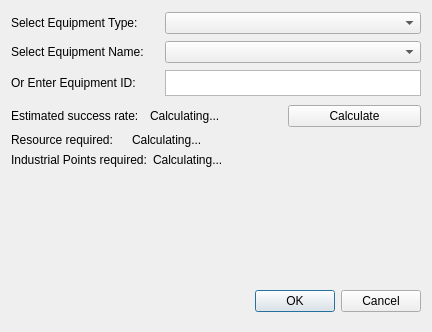
Old version of the form FleetMemories/ClientGUI/ui/factory/developwindow.ui in the repository ibicdlcod/GuoMuoRuoProject.
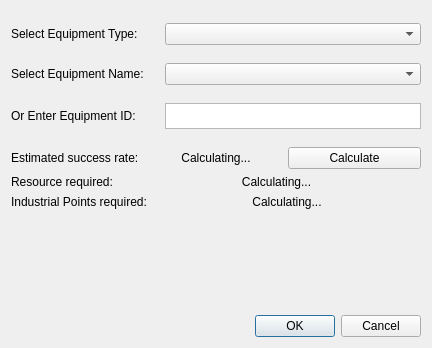
New version of the form.

The edit to the form file:
```diff
--- a/FleetMemories/ClientGUI/ui/factory/developwindow.ui
+++ b/FleetMemories/ClientGUI/ui/factory/developwindow.ui
@@ -7,7 +7,7 @@
     <x>0</x>
     <y>0</y>
     <width>432</width>
-    <height>332</height>
+    <height>348</height>
    </rect>
   </property>
   <property name="windowTitle">
@@ -111,6 +111,9 @@
        <property name="text">
         <string id="dev-calculating">Calculating...</string>
        </property>
+       <property name="alignment">
+        <set>Qt::AlignCenter</set>
+       </property>
       </widget>
      </item>
      <item>
@@ -151,6 +154,9 @@
        <property name="text">
         <string id="dev-calculating">Calculating...</string>
        </property>
+       <property name="alignment">
+        <set>Qt::AlignCenter</set>
+       </property>
       </widget>
      </item>
     </layout>
@@ -184,6 +190,9 @@
        <property name="text">
         <string id="buy-calculating">Calculating...</string>
        </property>
+       <property name="alignment">
+        <set>Qt::AlignCenter</set>
+       </property>
       </widget>
      </item>
     </layout>
@@ -194,54 +203,22 @@
       <enum>Qt::Orientation::Vertical</enum>
      </property>
      <property name="sizeType">
-      <enum>QSizePolicy::Policy::Minimum</enum>
+      <enum>QSizePolicy::MinimumExpanding</enum>
      </property>
      <property name="sizeHint" stdset="0">
       <size>
-       <width>20</width>
-       <height>108</height>
+       <width>108</width>
+       <height>100</height>
       </size>
      </property>
     </spacer>
    </item>
    <item>
-    <layout class="QHBoxLayout" name="horizontalLayout">
-     <item>
-      <spacer name="horizontalSpacer">
-       <property name="orientation">
-        <enum>Qt::Orientation::Horizontal</enum>
-       </property>
-       <property name="sizeHint" stdset="0">
-        <size>
-         <width>168</width>
-         <height>20</height>
-        </size>
-       </property>
-      </spacer>
-     </item>
-     <item>
-      <widget class="QDialogButtonBox" name="buttonBox">
-       <property name="sizePolicy">
-        <sizepolicy hsizetype="Expanding" vsizetype="Preferred">
-         <horstretch>0</horstretch>
-         <verstretch>5</verstretch>
-        </sizepolicy>
-       </property>
-       <property name="minimumSize">
-        <size>
-         <width>0</width>
-         <height>40</height>
-        </size>
-       </property>
-       <property name="orientation">
-        <enum>Qt::Orientation::Horizontal</enum>
-       </property>
-       <property name="standardButtons">
-        <set>QDialogButtonBox::StandardButton::Cancel|QDialogButtonBox::StandardButton::Ok</set>
-       </property>
-      </widget>
-     </item>
-    </layout>
+    <widget class="QDialogButtonBox" name="buttonBox">
+     <property name="standardButtons">
+      <set>QDialogButtonBox::Cancel|QDialogButtonBox::Ok</set>
+     </property>
+    </widget>
    </item>
   </layout>
  </widget>
```
Left out of the diff: 18 changed lines with no effect on the pictures.
